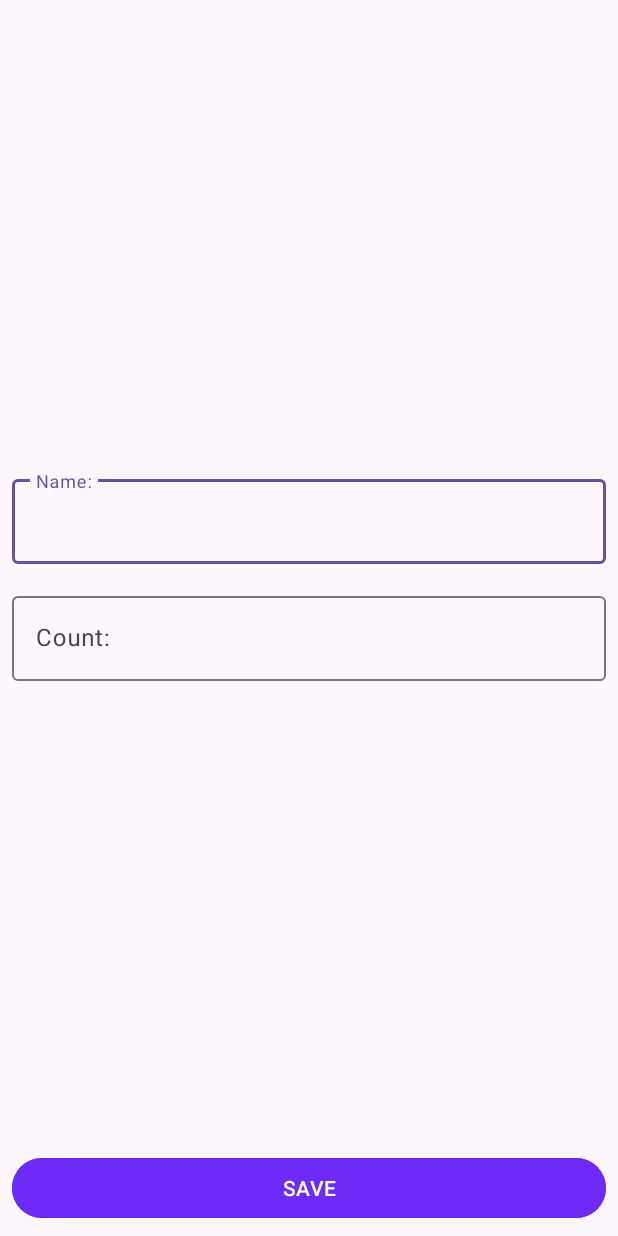
After one commit to i11usionGID/ShoppingList, an Android app: the ShopItemFragment screen opened directly, with no data from a screen before it, on a phone screen of 412 x 824 dp. The commit adds this screen. Run offline under Robolectric (Android 15) with nearby library versions, the phone set to English and light mode, and no system bars.

Commit message:
вынесение второго экрана в Fragment

```diff
--- /dev/null
+++ b/app/src/main/java/com/example/shoppinglist/presintation/ShopItemFragment.kt
@@ -0,0 +1,19 @@
+package com.example.shoppinglist.presintation
+
+import android.os.Bundle
+import android.view.LayoutInflater
+import android.view.View
+import android.view.ViewGroup
+import androidx.fragment.app.Fragment
+import com.example.shoppinglist.R
+
+class ShopItemFragment: Fragment() {
+
+    override fun onCreateView(
+        inflater: LayoutInflater,
+        container: ViewGroup?,
+        savedInstanceState: Bundle?
+    ): View? {
+        return layoutInflater.inflate(R.layout.fragment_shop_item, container, false)
+    }
+}
--- a/app/src/main/res/layout/activity_shop_item.xml
+++ b/app/src/main/res/layout/activity_shop_item.xml
@@ -1,63 +1,10 @@
 <?xml version="1.0" encoding="utf-8"?>
-<androidx.constraintlayout.widget.ConstraintLayout xmlns:android="http://schemas.android.com/apk/res/android"
+<androidx.fragment.app.FragmentContainerView xmlns:android="http://schemas.android.com/apk/res/android"
     xmlns:app="http://schemas.android.com/apk/res-auto"
     xmlns:tools="http://schemas.android.com/tools"
-    android:id="@+id/main"
+    android:id="@+id/shop_item_container"
+    android:name="com.example.shoppinglist.presintation.ShopItemFragment"
     android:layout_width="match_parent"
     android:layout_height="match_parent"
-    tools:context=".presintation.ShopItemActivity">
-
-    <com.google.android.material.textfield.TextInputLayout
-        android:id="@+id/til_name"
-        android:layout_width="0dp"
-        android:layout_height="wrap_content"
-        android:layout_margin="8dp"
-        app:layout_constraintBottom_toTopOf="@+id/til_count"
-        app:layout_constraintEnd_toEndOf="parent"
-        app:layout_constraintHorizontal_bias="0.5"
-        app:layout_constraintStart_toStartOf="parent"
-        app:layout_constraintTop_toTopOf="parent"
-        app:layout_constraintVertical_chainStyle="packed">
-
-        <EditText
-            android:id="@+id/et_name"
-            android:layout_width="match_parent"
-            android:layout_height="wrap_content"
-            android:hint="@string/name"
-            android:inputType="textCapWords" />
-
-    </com.google.android.material.textfield.TextInputLayout>
-
-    <com.google.android.material.textfield.TextInputLayout
-        android:id="@+id/til_count"
-        android:layout_width="0dp"
-        android:layout_height="wrap_content"
-        android:layout_margin="8dp"
-        app:layout_constraintBottom_toTopOf="@+id/b_save"
-        app:layout_constraintEnd_toEndOf="parent"
-        app:layout_constraintHorizontal_bias="0.5"
-        app:layout_constraintStart_toStartOf="parent"
-        app:layout_constraintTop_toBottomOf="@+id/til_name"
-        app:layout_constraintVertical_chainStyle="packed">
-
-        <EditText
-            android:id="@+id/et_count"
-            android:layout_width="match_parent"
-            android:layout_height="wrap_content"
-            android:hint="@string/count"
-            android:inputType="number" />
-
-    </com.google.android.material.textfield.TextInputLayout>
-
-    <Button
-        android:id="@+id/b_save"
-        android:layout_width="match_parent"
-        android:layout_height="wrap_content"
-        android:layout_margin="8dp"
-        android:backgroundTint="#6E2AF8"
-        android:text="@string/save"
-        app:layout_constraintBottom_toBottomOf="parent"
-        app:layout_constraintEnd_toEndOf="parent"
-        app:layout_constraintStart_toStartOf="parent" />
-
-</androidx.constraintlayout.widget.ConstraintLayout>
+    tools:context=".presintation.ShopItemActivity"
+    tools:layout="@layout/fragment_shop_item" />
--- /dev/null
+++ b/app/src/main/res/layout/fragment_shop_item.xml
@@ -0,0 +1,63 @@
+<?xml version="1.0" encoding="utf-8"?>
+<androidx.constraintlayout.widget.ConstraintLayout xmlns:android="http://schemas.android.com/apk/res/android"
+    xmlns:app="http://schemas.android.com/apk/res-auto"
+    xmlns:tools="http://schemas.android.com/tools"
+    android:id="@+id/main"
+    android:layout_width="match_parent"
+    android:layout_height="match_parent"
+    tools:context=".presintation.ShopItemFragment">
+
+    <com.google.android.material.textfield.TextInputLayout
+        android:id="@+id/til_name"
+        android:layout_width="0dp"
+        android:layout_height="wrap_content"
+        android:layout_margin="8dp"
+        app:layout_constraintBottom_toTopOf="@+id/til_count"
+        app:layout_constraintEnd_toEndOf="parent"
+        app:layout_constraintHorizontal_bias="0.5"
+        app:layout_constraintStart_toStartOf="parent"
+        app:layout_constraintTop_toTopOf="parent"
+        app:layout_constraintVertical_chainStyle="packed">
+
+        <EditText
+            android:id="@+id/et_name"
+            android:layout_width="match_parent"
+            android:layout_height="wrap_content"
+            android:hint="@string/name"
+            android:inputType="textCapWords" />
+
+    </com.google.android.material.textfield.TextInputLayout>
+
+    <com.google.android.material.textfield.TextInputLayout
+        android:id="@+id/til_count"
+        android:layout_width="0dp"
+        android:layout_height="wrap_content"
+        android:layout_margin="8dp"
+        app:layout_constraintBottom_toTopOf="@+id/b_save"
+        app:layout_constraintEnd_toEndOf="parent"
+        app:layout_constraintHorizontal_bias="0.5"
+        app:layout_constraintStart_toStartOf="parent"
+        app:layout_constraintTop_toBottomOf="@+id/til_name"
+        app:layout_constraintVertical_chainStyle="packed">
+
+        <EditText
+            android:id="@+id/et_count"
+            android:layout_width="match_parent"
+            android:layout_height="wrap_content"
+            android:hint="@string/count"
+            android:inputType="number" />
+
+    </com.google.android.material.textfield.TextInputLayout>
+
+    <Button
+        android:id="@+id/b_save"
+        android:layout_width="match_parent"
+        android:layout_height="wrap_content"
+        android:layout_margin="8dp"
+        android:backgroundTint="#6E2AF8"
+        android:text="@string/save"
+        app:layout_constraintBottom_toBottomOf="parent"
+        app:layout_constraintEnd_toEndOf="parent"
+        app:layout_constraintStart_toStartOf="parent" />
+
+</androidx.constraintlayout.widget.ConstraintLayout>
```
Also changed, not shown: app/src/main/java/com/example/shoppinglist/presintation/ShopItemActivity.kt (+114 -114 lines).
